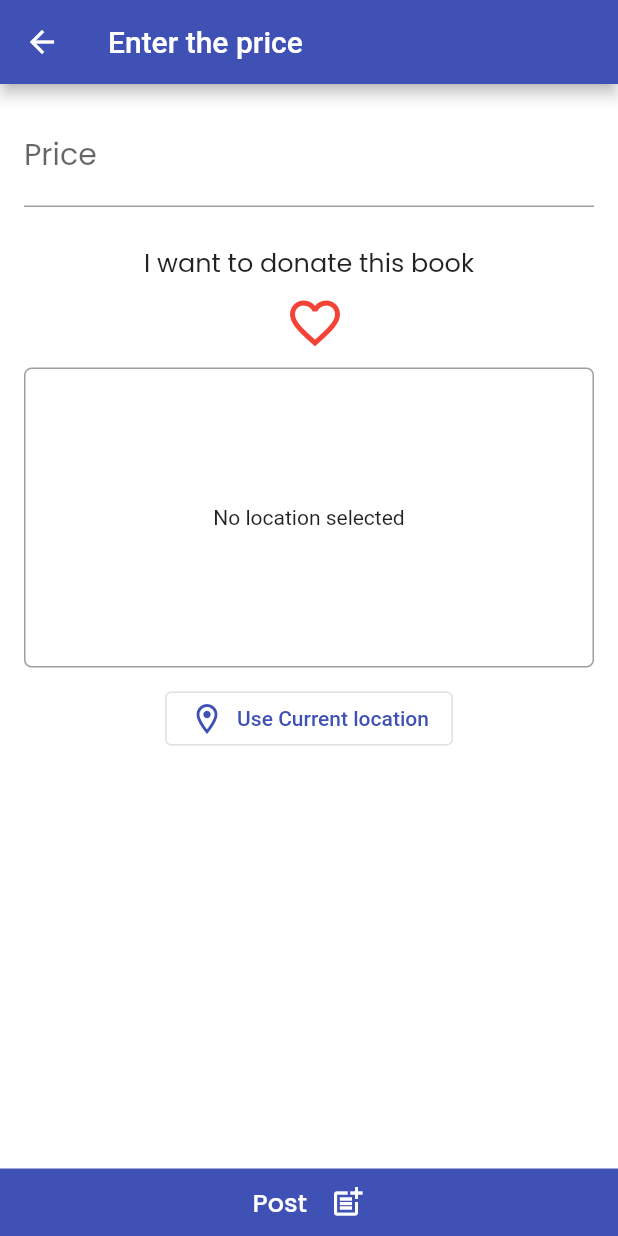
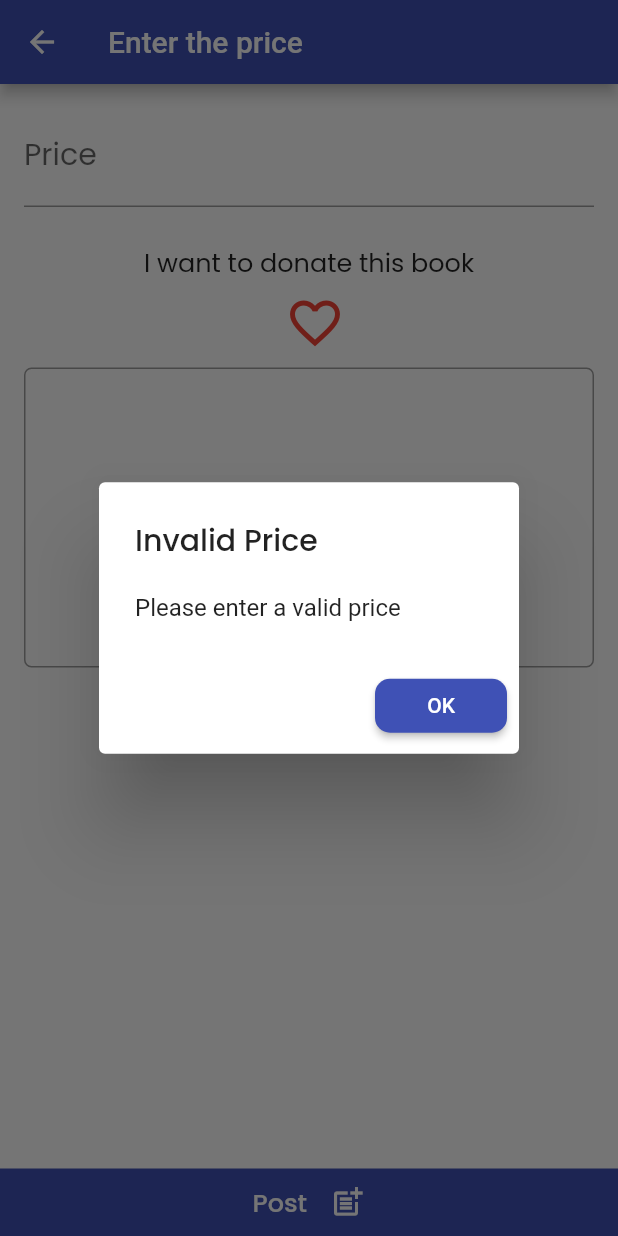
Before and after one commit to ishanknijhawan/BookLord, a Flutter app: the PriceAndLocationScreen screen opened by its route, after a tap on the "favorite outline" icon, after a tap on the "favorite" icon, after a tap on "Post", on a phone screen of 412 x 824 dp. Run offline on Flutter 3.47's test engine with Material 2 defaults, Android fonts, the phone set to English and light mode, and no system bars; our stand-ins replace carousel_slider, cloud_firestore, firebase_auth, firebase_storage, flutter_signin_button, flutter_svg and 6 more; missing offline and left inert: multi_image_picker; accounts and stored records are empty.

Commit message:
bug fixes

```diff
--- a/lib/screens/add/price_and_location_screen.dart
+++ b/lib/screens/add/price_and_location_screen.dart
@@ -22,6 +22,48 @@ class _PriceAndLocationScreenState extends State<PriceAndLocationScreen> {
   var containerHeight = 80.0;
   var textController = TextEditingController();
   var isLoading = false;
+  String mapUrl = '';
+  BuildContext ctx;
+
+  void checkInputs(BuildContext ctx) {
+    if ((textController.text.trim() == '0') ||
+        (!isDonate && textController.text.isEmpty)) {
+      showDialog(
+        context: ctx,
+        builder: (context) => AlertDialog(
+          title: Text('Invalid Price'),
+          content: Text('Please enter a valid price'),
+          actions: [
+            RaisedButton(
+              child: Text('OK'),
+              onPressed: () {
+                Navigator.of(context).pop();
+              },
+            )
+          ],
+        ),
+      );
+    } else if (mapUrl.isEmpty) {
+      showDialog(
+        context: ctx,
+        builder: (context) => AlertDialog(
+          title: Text('Invalid input'),
+          content: Text('Please provide your location to proceed further'),
+          actions: [
+            RaisedButton(
+              child: Text('Provide Location'),
+              onPressed: () {
+                getUserLocation();
+                Navigator.of(context).pop();
+              },
+            )
+          ],
+        ),
+      );
+    } else {
+      submitLocation();
+    }
+  }
 
   Future<void> getUserLocation() async {
     final location = Location();
@@ -31,6 +73,12 @@ class _PriceAndLocationScreenState extends State<PriceAndLocationScreen> {
     longitude = locData.longitude;
     setState(() {
       currLocation = '$latitude,$longitude';
+      mapUrl = Provider.of<AdProvider>(context, listen: false)
+          .getLocationFromLatLang(
+        latitude: latitude,
+        longitude: longitude,
+      );
+      print('mapUrl is $mapUrl');
     });
   }
 
@@ -65,6 +113,7 @@ class _PriceAndLocationScreenState extends State<PriceAndLocationScreen> {
 
   @override
   Widget build(BuildContext context) {
+    ctx = context;
     final PreferredSizeWidget appBar = AppBar(
       title: Text('Enter the price'),
     );
@@ -167,7 +216,12 @@ class _PriceAndLocationScreenState extends State<PriceAndLocationScreen> {
                               borderRadius: BorderRadius.circular(5),
                             ),
                             child: Center(
-                              child: Text('No location selected'),
+                              child: mapUrl.isEmpty
+                                  ? Text('No location selected')
+                                  : Image.network(
+                                      mapUrl,
+                                      fit: BoxFit.cover,
+                                    ),
                             ),
                           ),
                           SizedBox(
@@ -187,7 +241,7 @@ class _PriceAndLocationScreenState extends State<PriceAndLocationScreen> {
                       alignment: Alignment.bottomCenter,
                       child: BottomButton(
                         'Post',
-                        submitLocation,
+                        () => checkInputs(ctx),
                         Icons.post_add_outlined,
                       ),
                     ),
--- a/lib/screens/favs/favorite_ads_screen.dart
+++ b/lib/screens/favs/favorite_ads_screen.dart
@@ -38,7 +38,10 @@ class _FavoriteAdsScreenState extends State<FavoriteAdsScreen> {
         var documents = snapshot.data.documents;
         if (snapshot.data.documents.length == 0) {
           return Center(
-            child: Text('No ads here'),
+            child: Text(
+              'You don\'t have any favorites',
+              style: TextStyle(fontSize: 16),
+            ),
           );
         }
         return Padding(
```
Also changed, not shown: lib/provider/ad_provider.dart (+10 -1 lines), lib/screens/home/product_detail_screen.dart (+62 -2 lines), lib/screens/tabs/home_screen.dart (+7 -6 lines), lib/screens/tabs/users_chat_screen.dart (+34 -18 lines), lib/widgets/home/ad_item.dart (+11 -0 lines).
